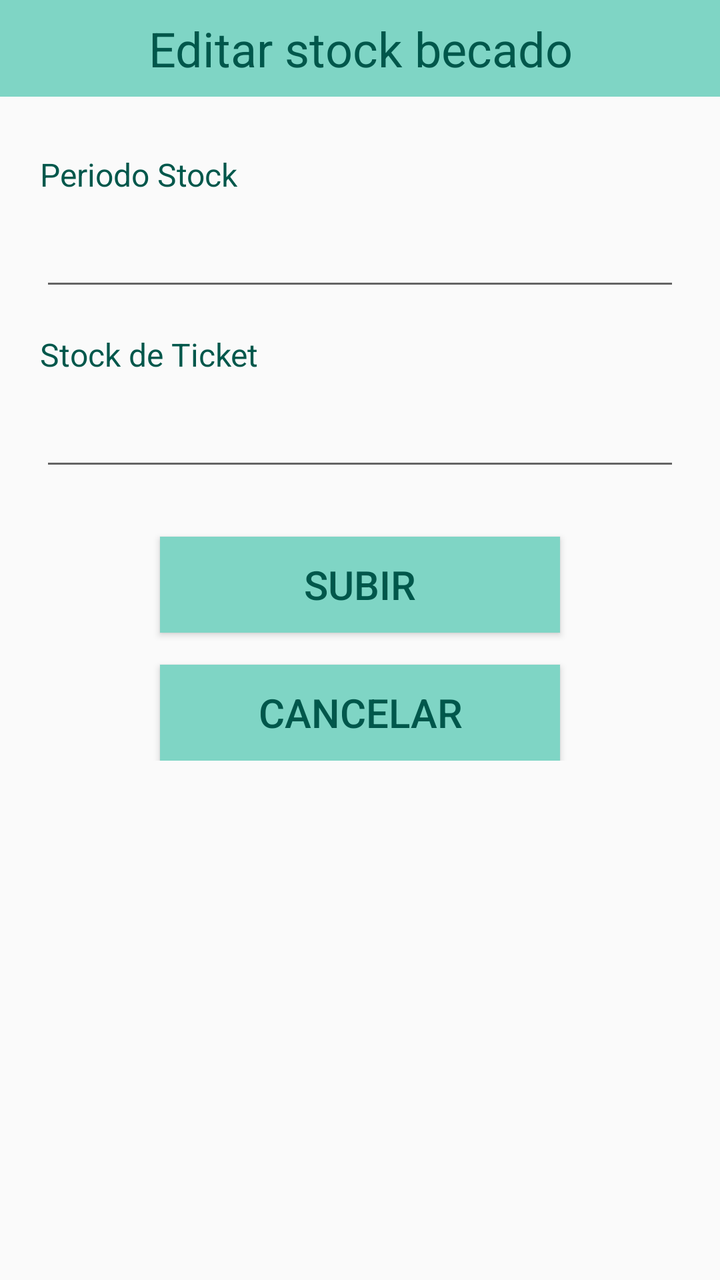
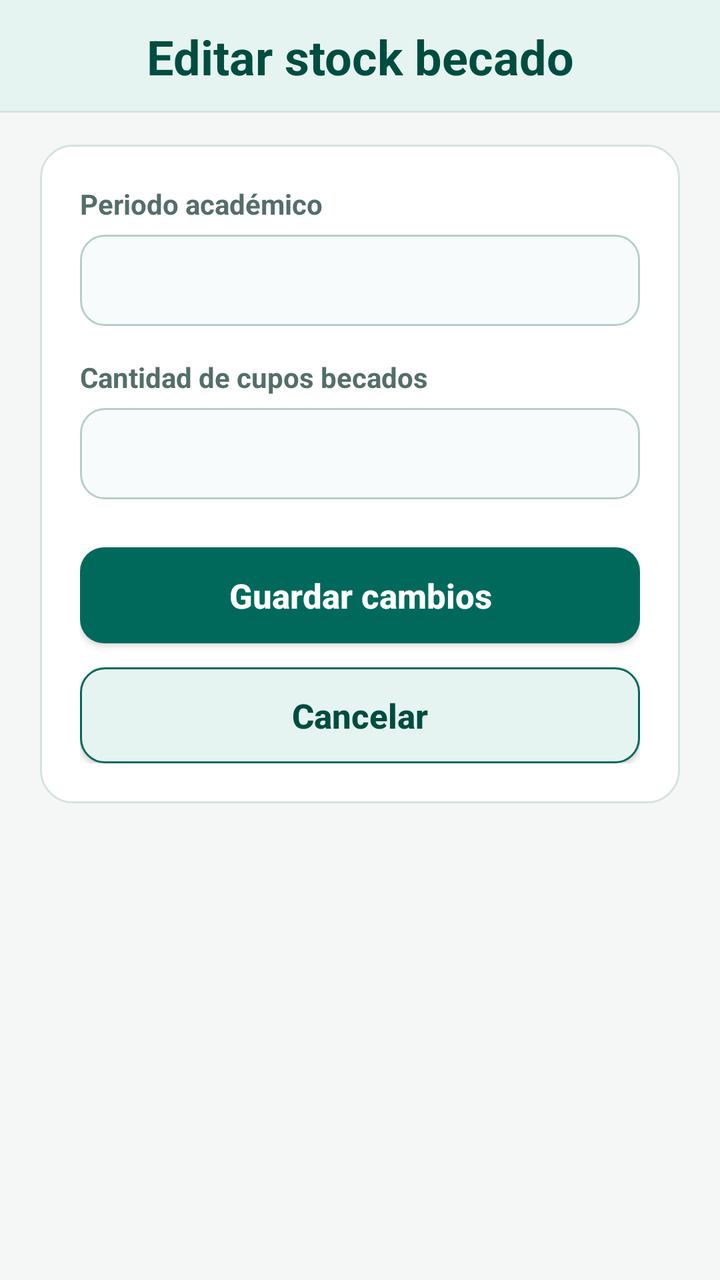

Two renders of the same Android screen: before a commit and after it. Below are the layout's source before the change and the commit's diff.
<!-- AndroidManifest.xml: application theme AppTheme -->
<!-- res/layout/fragment_fragmento_secretaria_stock_editar.xml -->
<?xml version="1.0" encoding="utf-8"?>
<LinearLayout xmlns:android="http://schemas.android.com/apk/res/android"
    xmlns:app="http://schemas.android.com/apk/res-auto"
    xmlns:tools="http://schemas.android.com/tools"
    android:layout_width="match_parent"
    android:layout_height="match_parent"
    android:orientation="vertical"
    tools:context=".fragmento_secretaria.fragmento_secretaria_stock_editar">

    <TextView
        android:id="@+id/textView17"
        android:layout_width="match_parent"
        android:layout_height="wrap_content"
        android:background="#7FD5C5"
        android:gravity="center_horizontal"
        android:paddingVertical="8dp"
        android:text="Editar stock becado"
        android:textColor="@color/colorPrimaryDark"
        android:textSize="@dimen/header_text_size" />

    <ScrollView
        android:layout_width="match_parent"
        android:layout_height="0dp"
        android:layout_weight="1"
        android:fillViewport="true">

        <androidx.constraintlayout.widget.ConstraintLayout
            android:layout_width="match_parent"
            android:layout_height="wrap_content"
            android:paddingStart="@dimen/screen_padding_horizontal"
            android:paddingTop="@dimen/screen_padding_vertical"
            android:paddingEnd="@dimen/screen_padding_horizontal"
            android:paddingBottom="@dimen/screen_padding_vertical">

            <LinearLayout
                android:layout_width="0dp"
                android:layout_height="wrap_content"
                android:orientation="vertical"
                app:layout_constraintEnd_toEndOf="parent"
                app:layout_constraintStart_toStartOf="parent"
                app:layout_constraintTop_toTopOf="parent"
                app:layout_constraintWidth_max="@dimen/content_max_width">

                <TextView
                    android:id="@+id/textView21"
                    android:layout_width="match_parent"
                    android:layout_height="wrap_content"
                    android:layout_marginTop="12dp"
                    android:text="Periodo Stock"
                    android:textColor="@color/colorPrimaryDark"
                    android:textSize="@dimen/label_text_size" />

                <EditText
                    android:id="@+id/text_perido_stock"
                    android:layout_width="match_parent"
                    android:layout_height="wrap_content"
                    android:layout_marginTop="6dp"
                    android:ems="10"
                    android:maxLength="10"
                    android:textColor="@android:color/black"
                    android:textSize="22sp" />

                <TextView
                    android:id="@+id/textView22"
                    android:layout_width="match_parent"
                    android:layout_height="wrap_content"
                    android:layout_marginTop="@dimen/form_section_spacing"
                    android:text="Stock de Ticket"
                    android:textColor="@color/colorPrimaryDark"
                    android:textSize="@dimen/label_text_size" />

                <EditText
                    android:id="@+id/text_stock"
                    android:layout_width="match_parent"
                    android:layout_height="wrap_content"
                    android:layout_marginTop="6dp"
                    android:ems="10"
                    android:gravity="center"
                    android:inputType="number"
                    android:maxLength="4"
                    android:textColor="@android:color/black"
                    android:textSize="22sp" />

                <Button
                    android:id="@+id/btn_guardar"
                    android:layout_width="@dimen/button_width"
                    android:layout_height="wrap_content"
                    android:layout_gravity="center_horizontal"
                    android:layout_marginTop="28dp"
                    android:background="#7FD5C5"
                    android:text="Subir"
                    android:textColor="@color/colorPrimaryDark"
                    android:textSize="20sp" />

                <Button
                    android:id="@+id/btn_cancelar"
                    android:layout_width="@dimen/button_width"
                    android:layout_height="wrap_content"
                    android:layout_gravity="center_horizontal"
                    android:layout_marginTop="16dp"
                    android:background="#7FD5C5"
                    android:text="Cancelar"
                    android:textColor="@color/colorPrimaryDark"
                    android:textSize="20sp" />

            </LinearLayout>

        </androidx.constraintlayout.widget.ConstraintLayout>

    </ScrollView>

</LinearLayout>
<!-- resources referenced by this layout -->
<resources>
  <color name="colorPrimaryDark">#00574B</color>
  <dimen name="button_width">200dp</dimen>
  <dimen name="label_text_size">16sp</dimen>
  <style name="AppTheme" parent="Theme.AppCompat.Light.DarkActionBar">
          
          <item name="colorPrimary">@color/colorPrimary</item>
          <item name="colorPrimaryDark">@color/colorPrimaryDark</item>
          <item name="colorAccent">@color/colorAccent</item>
      </style>
  <color name="colorPrimary">#8BD8D0</color>
  <color name="colorAccent">#D81B60</color>
  <!-- unchanged entries left out for length: 5 -->
</resources>

<!-- the commit's change to res/layout/fragment_fragmento_secretaria_stock_editar.xml (unified diff, before → after) -->
@@ -4,19 +4,14 @@
     xmlns:tools="http://schemas.android.com/tools"
     android:layout_width="match_parent"
     android:layout_height="match_parent"
+    android:background="@color/bgScreen"
     android:orientation="vertical"
     tools:context=".fragmento_secretaria.fragmento_secretaria_stock_editar">
 
     <TextView
         android:id="@+id/textView17"
-        android:layout_width="match_parent"
-        android:layout_height="wrap_content"
-        android:background="#7FD5C5"
-        android:gravity="center_horizontal"
-        android:paddingVertical="8dp"
-        android:text="Editar stock becado"
-        android:textColor="@color/colorPrimaryDark"
-        android:textSize="@dimen/header_text_size" />
+        style="@style/ComedorSectionHeader"
+        android:text="Editar stock becado" />
 
     <ScrollView
         android:layout_width="match_parent"
@@ -33,6 +28,7 @@
             android:paddingBottom="@dimen/screen_padding_vertical">
 
             <LinearLayout
+                style="@style/ComedorCard"
                 android:layout_width="0dp"
                 android:layout_height="wrap_content"
                 android:orientation="vertical"
@@ -43,65 +39,50 @@
 
                 <TextView
                     android:id="@+id/textView21"
-                    android:layout_width="match_parent"
-                    android:layout_height="wrap_content"
-                    android:layout_marginTop="12dp"
-                    android:text="Periodo Stock"
-                    android:textColor="@color/colorPrimaryDark"
-                    android:textSize="@dimen/label_text_size" />
+                    style="@style/ComedorFieldLabel"
+                    android:text="Periodo académico" />
 
                 <EditText
                     android:id="@+id/text_perido_stock"
+                    style="@style/ComedorInput"
                     android:layout_width="match_parent"
                     android:layout_height="wrap_content"
                     android:layout_marginTop="6dp"
                     android:ems="10"
-                    android:maxLength="10"
-                    android:textColor="@android:color/black"
-                    android:textSize="22sp" />
+                    android:maxLength="10" />
 
                 <TextView
                     android:id="@+id/textView22"
-                    android:layout_width="match_parent"
-                    android:layout_height="wrap_content"
+                    style="@style/ComedorFieldLabel"
                     android:layout_marginTop="@dimen/form_section_spacing"
-                    android:text="Stock de Ticket"
-                    android:textColor="@color/colorPrimaryDark"
-                    android:textSize="@dimen/label_text_size" />
+                    android:text="Cantidad de cupos becados" />
 
                 <EditText
                     android:id="@+id/text_stock"
+                    style="@style/ComedorInput"
                     android:layout_width="match_parent"
                     android:layout_height="wrap_content"
                     android:layout_marginTop="6dp"
                     android:ems="10"
                     android:gravity="center"
                     android:inputType="number"
-                    android:maxLength="4"
-                    android:textColor="@android:color/black"
-                    android:textSize="22sp" />
+                    android:maxLength="4" />
 
                 <Button
                     android:id="@+id/btn_guardar"
-                    android:layout_width="@dimen/button_width"
+                    style="@style/ComedorButtonPrimary"
+                    android:layout_width="match_parent"
                     android:layout_height="wrap_content"
-                    android:layout_gravity="center_horizontal"
-                    android:layout_marginTop="28dp"
-                    android:background="#7FD5C5"
-                    android:text="Subir"
-                    android:textColor="@color/colorPrimaryDark"
-                    android:textSize="20sp" />
+                    android:layout_marginTop="24dp"
+                    android:text="Guardar cambios" />
 
                 <Button
                     android:id="@+id/btn_cancelar"
-                    android:layout_width="@dimen/button_width"
+                    style="@style/ComedorButtonSecondary"
+                    android:layout_width="match_parent"
                     android:layout_height="wrap_content"
-                    android:layout_gravity="center_horizontal"
-                    android:layout_marginTop="16dp"
-                    android:background="#7FD5C5"
-                    android:text="Cancelar"
-                    android:textColor="@color/colorPrimaryDark"
-                    android:textSize="20sp" />
+                    android:layout_marginTop="12dp"
+                    android:text="Cancelar" />
 
             </LinearLayout>
 
<!-- resource entries referenced after the edit -->
@@ -1,16 +1,177 @@
 <!-- resources referenced by this layout -->
 <resources>
-  <color name="colorPrimaryDark">#00574B</color>
-  <dimen name="button_width">200dp</dimen>
-  <dimen name="label_text_size">16sp</dimen>
+  <color name="bgScreen">#F4F7F6</color>
+  <style name="ComedorButtonPrimary">
+          <item name="android:background">@drawable/bg_btn_primary</item>
+          <item name="android:minHeight">48dp</item>
+          <item name="android:paddingStart">20dp</item>
+          <item name="android:paddingEnd">20dp</item>
+          <item name="android:paddingTop">10dp</item>
+          <item name="android:paddingBottom">10dp</item>
+          <item name="android:textAllCaps">false</item>
+          <item name="android:textColor">@color/textOnPrimary</item>
+          <item name="android:textSize">17sp</item>
+          <item name="android:textStyle">bold</item>
+      </style>
+  <style name="ComedorButtonSecondary">
+          <item name="android:background">@drawable/bg_btn_secondary</item>
+          <item name="android:minHeight">48dp</item>
+          <item name="android:paddingStart">20dp</item>
+          <item name="android:paddingEnd">20dp</item>
+          <item name="android:paddingTop">10dp</item>
+          <item name="android:paddingBottom">10dp</item>
+          <item name="android:textAllCaps">false</item>
+          <item name="android:textColor">@color/colorPrimaryDark</item>
+          <item name="android:textSize">17sp</item>
+          <item name="android:textStyle">bold</item>
+      </style>
+  <style name="ComedorCard">
+          <item name="android:background">@drawable/bg_card</item>
+          <item name="android:padding">20dp</item>
+      </style>
+  <style name="ComedorFieldLabel">
+          <item name="android:layout_width">match_parent</item>
+          <item name="android:layout_height">wrap_content</item>
+          <item name="android:textColor">@color/textSecondary</item>
+          <item name="android:textSize">14sp</item>
+          <item name="android:textStyle">bold</item>
+      </style>
+  <style name="ComedorInput">
+          <item name="android:background">@drawable/bg_input</item>
+          <item name="android:paddingStart">14dp</item>
+          <item name="android:paddingEnd">14dp</item>
+          <item name="android:paddingTop">12dp</item>
+          <item name="android:paddingBottom">12dp</item>
+          <item name="android:textColor">@color/textPrimary</item>
+          <item name="android:textColorHint">@color/textSecondary</item>
+          <item name="android:textSize">@dimen/body_text_size</item>
+      </style>
+  <style name="ComedorSectionHeader">
+          <item name="android:layout_width">match_parent</item>
+          <item name="android:layout_height">wrap_content</item>
+          <item name="android:background">@drawable/bg_header_banner</item>
+          <item name="android:gravity">center_horizontal</item>
+          <item name="android:paddingTop">12dp</item>
+          <item name="android:paddingBottom">12dp</item>
+          <item name="android:paddingStart">16dp</item>
+          <item name="android:paddingEnd">16dp</item>
+          <item name="android:textColor">@color/colorPrimaryDark</item>
+          <item name="android:textSize">@dimen/header_text_size</item>
+          <item name="android:textStyle">bold</item>
+      </style>
+  <color name="colorPrimaryDark">#004D40</color>
+  <!-- drawable bg_card (drawable) -->
+  <?xml version="1.0" encoding="utf-8"?>
+  <shape xmlns:android="http://schemas.android.com/apk/res/android"
+      android:shape="rectangle">
+      <solid android:color="@color/bgCard" />
+      <corners android:radius="16dp" />
+      <stroke
+          android:width="1dp"
+          android:color="@color/borderCard" />
+  </shape>
+  <color name="textSecondary">#546E6A</color>
+  <!-- drawable bg_input (drawable) -->
+  <?xml version="1.0" encoding="utf-8"?>
+  <selector xmlns:android="http://schemas.android.com/apk/res/android">
+      <item android:state_enabled="false">
+          <shape android:shape="rectangle">
+              <solid android:color="@color/bgInputDisabled" />
+              <corners android:radius="12dp" />
+              <stroke android:width="1dp" android:color="@color/borderCard" />
+          </shape>
+      </item>
+      <item android:state_focused="true">
+          <shape android:shape="rectangle">
+              <solid android:color="@color/bgCard" />
+              <corners android:radius="12dp" />
+              <stroke android:width="2dp" android:color="@color/colorAccent" />
+          </shape>
+      </item>
+      <item>
+          <shape android:shape="rectangle">
+              <solid android:color="@color/bgInput" />
+              <corners android:radius="12dp" />
+              <stroke android:width="1dp" android:color="@color/borderInput" />
+          </shape>
+      </item>
+  </selector>
+  <color name="textPrimary">#162B28</color>
+  <dimen name="body_text_size">16sp</dimen>
+  <!-- drawable bg_header_banner (drawable) -->
+  <?xml version="1.0" encoding="utf-8"?>
+  <layer-list xmlns:android="http://schemas.android.com/apk/res/android">
+      <item>
+          <shape android:shape="rectangle">
+              <solid android:color="@color/borderCard" />
+          </shape>
+      </item>
+      <item android:bottom="1dp">
+          <shape android:shape="rectangle">
+              <solid android:color="@color/bgSurfaceSoft" />
+          </shape>
+      </item>
+  </layer-list>
   <style name="AppTheme" parent="Theme.AppCompat.Light.DarkActionBar">
-          
           <item name="colorPrimary">@color/colorPrimary</item>
           <item name="colorPrimaryDark">@color/colorPrimaryDark</item>
           <item name="colorAccent">@color/colorAccent</item>
+          <item name="android:windowBackground">@color/bgScreen</item>
+          <item name="android:textColorPrimary">@color/textPrimary</item>
+          <item name="android:textColorSecondary">@color/textSecondary</item>
       </style>
-  <color name="colorPrimary">#8BD8D0</color>
-  <color name="colorAccent">#D81B60</color>
+  <!-- drawable bg_btn_primary (drawable) -->
+  <?xml version="1.0" encoding="utf-8"?>
+  <selector xmlns:android="http://schemas.android.com/apk/res/android">
+      <item android:state_enabled="false">
+          <shape android:shape="rectangle">
+              <solid android:color="@color/btnPrimaryDisabled" />
+              <corners android:radius="12dp" />
+          </shape>
+      </item>
+      <item android:state_pressed="true">
+          <shape android:shape="rectangle">
+              <solid android:color="@color/btnPrimaryPressed" />
+              <corners android:radius="12dp" />
+          </shape>
+      </item>
+      <item>
+          <shape android:shape="rectangle">
+              <solid android:color="@color/colorPrimary" />
+              <corners android:radius="12dp" />
+          </shape>
+      </item>
+  </selector>
+  <color name="textOnPrimary">#FFFFFF</color>
+  <!-- drawable bg_btn_secondary (drawable) -->
+  <?xml version="1.0" encoding="utf-8"?>
+  <selector xmlns:android="http://schemas.android.com/apk/res/android">
+      <item android:state_pressed="true">
+          <shape android:shape="rectangle">
+              <solid android:color="@color/btnSecondaryPressed" />
+              <corners android:radius="12dp" />
+              <stroke android:width="1dp" android:color="@color/colorPrimary" />
+          </shape>
+      </item>
+      <item>
+          <shape android:shape="rectangle">
+              <solid android:color="@color/bgSurfaceSoft" />
+              <corners android:radius="12dp" />
+              <stroke android:width="1dp" android:color="@color/colorPrimary" />
+          </shape>
+      </item>
+  </selector>
+  <color name="colorPrimary">#00695C</color>
+  <color name="colorAccent">#00897B</color>
+  <color name="btnPrimaryDisabled">#B0C4C1</color>
+  <color name="btnPrimaryPressed">#004D40</color>
+  <color name="btnSecondaryPressed">#D0EAE4</color>
+  <color name="bgSurfaceSoft">#E6F4F1</color>
+  <color name="bgCard">#FFFFFF</color>
+  <color name="borderCard">#D5E3E0</color>
+  <color name="bgInputDisabled">#EEF4F3</color>
+  <color name="bgInput">#F8FBFB</color>
+  <color name="borderInput">#B8CECA</color>
   <!-- unchanged entries left out for length: 5 -->
 </resources>
 
